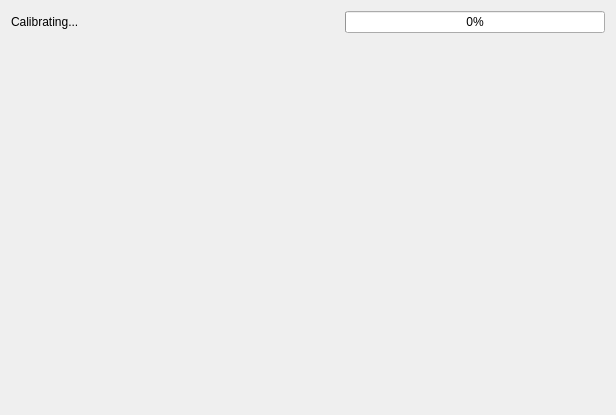
First picture: the form in GUIApp/src/calibrationwidget.ui, repository otaviog/ThunderVision, before the edit.
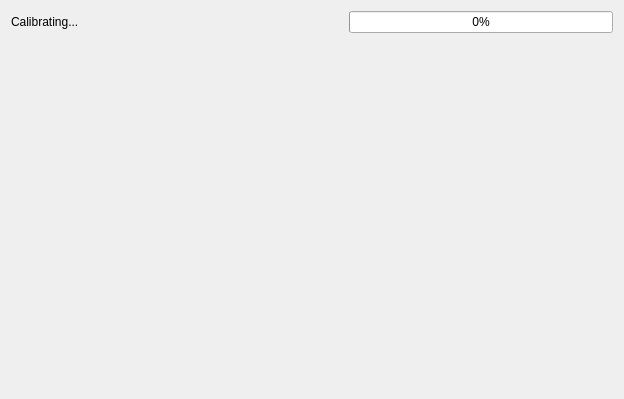
Second picture: the form after the edit.

Diff of the .ui file:
```diff
--- a/GUIApp/src/calibrationwidget.ui
+++ b/GUIApp/src/calibrationwidget.ui
@@ -6,8 +6,8 @@
    <rect>
     <x>0</x>
     <y>0</y>
-    <width>616</width>
-    <height>415</height>
+    <width>624</width>
+    <height>399</height>
    </rect>
   </property>
   <property name="windowTitle">
```
